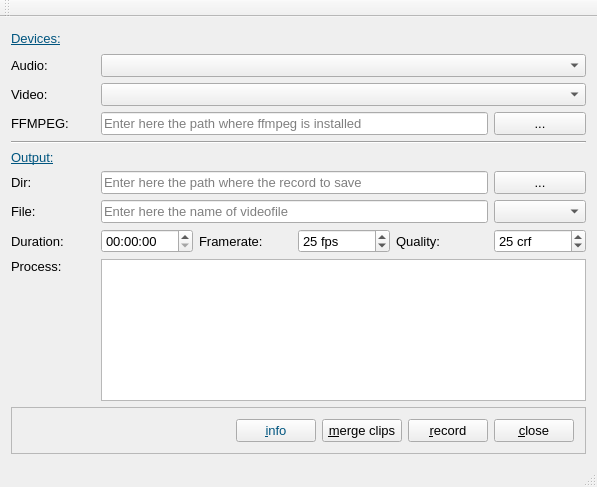
First picture: the form in mainwindow.ui, repository fasa1964/screenrecorder, before the edit.
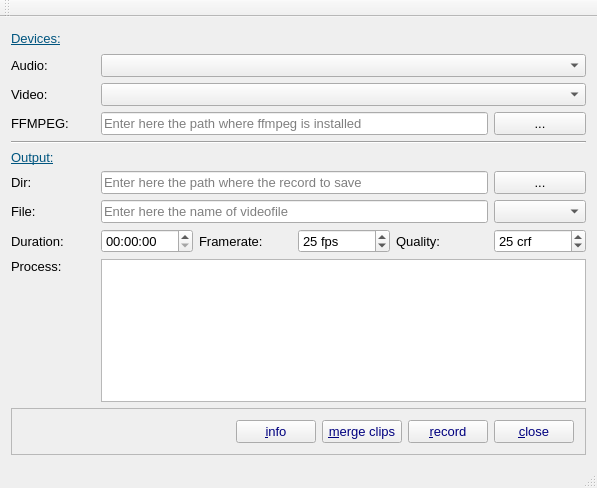
Second picture: the form after the edit.

```diff
--- a/mainwindow.ui
+++ b/mainwindow.ui
@@ -7,7 +7,7 @@
     <x>0</x>
     <y>0</y>
     <width>597</width>
-    <height>487</height>
+    <height>488</height>
    </rect>
   </property>
   <property name="font">
@@ -229,7 +229,7 @@
                <brush brushstyle="SolidPattern">
                 <color alpha="255">
                  <red>0</red>
-                 <green>85</green>
+                 <green>0</green>
                  <blue>127</blue>
                 </color>
                </brush>
@@ -240,7 +240,7 @@
                <brush brushstyle="SolidPattern">
                 <color alpha="255">
                  <red>0</red>
-                 <green>85</green>
+                 <green>0</green>
                  <blue>127</blue>
                 </color>
                </brush>
@@ -269,6 +269,43 @@
            <property name="enabled">
             <bool>true</bool>
            </property>
+           <property name="palette">
+            <palette>
+             <active>
+              <colorrole role="ButtonText">
+               <brush brushstyle="SolidPattern">
+                <color alpha="255">
+                 <red>0</red>
+                 <green>0</green>
+                 <blue>127</blue>
+                </color>
+               </brush>
+              </colorrole>
+             </active>
+             <inactive>
+              <colorrole role="ButtonText">
+               <brush brushstyle="SolidPattern">
+                <color alpha="255">
+                 <red>0</red>
+                 <green>0</green>
+                 <blue>127</blue>
+                </color>
+               </brush>
+              </colorrole>
+             </inactive>
+             <disabled>
+              <colorrole role="ButtonText">
+               <brush brushstyle="SolidPattern">
+                <color alpha="255">
+                 <red>120</red>
+                 <green>120</green>
+                 <blue>120</blue>
+                </color>
+               </brush>
+              </colorrole>
+             </disabled>
+            </palette>
+           </property>
            <property name="toolTip">
             <string>&lt;html&gt;&lt;head/&gt;&lt;body&gt;&lt;p&gt;Merge videos &lt;/p&gt;&lt;/body&gt;&lt;/html&gt;</string>
            </property>
@@ -279,6 +316,43 @@
          </item>
          <item>
           <widget class="QPushButton" name="recordButton">
+           <property name="palette">
+            <palette>
+             <active>
+              <colorrole role="ButtonText">
+               <brush brushstyle="SolidPattern">
+                <color alpha="255">
+                 <red>0</red>
+                 <green>0</green>
+                 <blue>127</blue>
+                </color>
+               </brush>
+              </colorrole>
+             </active>
+             <inactive>
+              <colorrole role="ButtonText">
+               <brush brushstyle="SolidPattern">
+                <color alpha="255">
+                 <red>0</red>
+                 <green>0</green>
+                 <blue>127</blue>
+                </color>
+               </brush>
+              </colorrole>
+             </inactive>
+             <disabled>
+              <colorrole role="ButtonText">
+               <brush brushstyle="SolidPattern">
+                <color alpha="255">
+                 <red>120</red>
+                 <green>120</green>
+                 <blue>120</blue>
+                </color>
+               </brush>
+              </colorrole>
+             </disabled>
+            </palette>
+           </property>
            <property name="toolTip">
             <string>&lt;html&gt;&lt;head/&gt;&lt;body&gt;&lt;p&gt;Start recording&lt;/p&gt;&lt;p&gt;ShortCut Ctrl+r&lt;/p&gt;&lt;/body&gt;&lt;/html&gt;</string>
            </property>
@@ -292,6 +366,43 @@
          </item>
          <item>
           <widget class="QPushButton" name="closeButton">
+           <property name="palette">
+            <palette>
+             <active>
+              <colorrole role="ButtonText">
+               <brush brushstyle="SolidPattern">
+                <color alpha="255">
+                 <red>0</red>
+                 <green>0</green>
+                 <blue>127</blue>
+                </color>
+               </brush>
+              </colorrole>
+             </active>
+             <inactive>
+              <colorrole role="ButtonText">
+               <brush brushstyle="SolidPattern">
+                <color alpha="255">
+                 <red>0</red>
+                 <green>0</green>
+                 <blue>127</blue>
+                </color>
+               </brush>
+              </colorrole>
+             </inactive>
+             <disabled>
+              <colorrole role="ButtonText">
+               <brush brushstyle="SolidPattern">
+                <color alpha="255">
+                 <red>120</red>
+                 <green>120</green>
+                 <blue>120</blue>
+                </color>
+               </brush>
+              </colorrole>
+             </disabled>
+            </palette>
+           </property>
            <property name="text">
             <string>&amp;close</string>
            </property>
```
